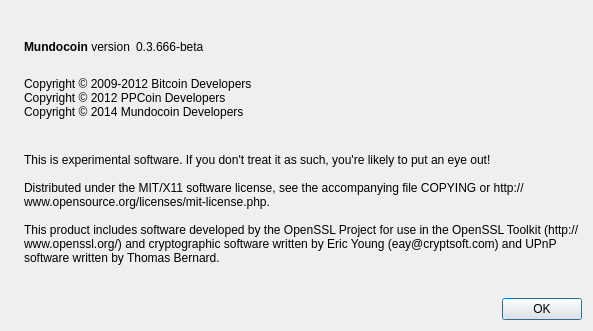
This is src/qt/forms/aboutdialog.ui in mysatweb/mysat as Qt 5 draws it before an edit. The edited form follows.
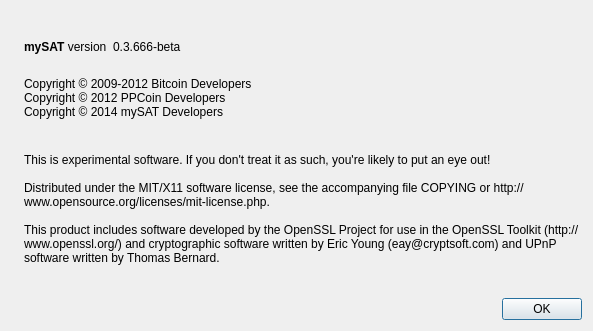
This is the edited form. Icons and pictures are not drawn.

The edit to the form file:
```diff
--- a/src/qt/forms/aboutdialog.ui
+++ b/src/qt/forms/aboutdialog.ui
@@ -50,7 +50,7 @@
           <cursorShape>IBeamCursor</cursorShape>
          </property>
          <property name="text">
-          <string>&lt;b&gt;Mundocoin&lt;/b&gt; version</string>
+          <string>&lt;b&gt;mySAT&lt;/b&gt; version</string>
          </property>
          <property name="textInteractionFlags">
           <set>Qt::LinksAccessibleByMouse|Qt::TextSelectableByKeyboard|Qt::TextSelectableByMouse</set>
@@ -94,7 +94,7 @@
         <string>
 Copyright © 2009-2012 Bitcoin Developers
 Copyright © 2012 PPCoin Developers
-Copyright © 2014 Mundocoin Developers
+Copyright © 2014 mySAT Developers
 </string>
        </property>
        <property name="textInteractionFlags">
```
Left out of the diff: 2 changed lines with no effect on the pictures.
